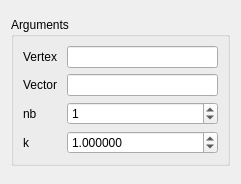
First picture: the form in src/HEXABLOCKGUI/MakeSpherical_QTD.ui, repository SalomePlatform/hexablock, before the edit.
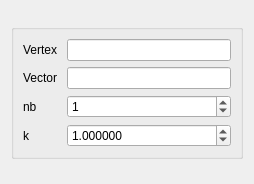
Second picture: the form after the edit.

```diff
--- a/src/HEXABLOCKGUI/MakeSpherical_QTD.ui
+++ b/src/HEXABLOCKGUI/MakeSpherical_QTD.ui
@@ -6,7 +6,7 @@
    <rect>
     <x>0</x>
     <y>0</y>
-    <width>241</width>
+    <width>254</width>
     <height>184</height>
    </rect>
   </property>
@@ -29,7 +29,7 @@
       </sizepolicy>
      </property>
      <property name="title">
-      <string>Arguments</string>
+      <string/>
      </property>
      <layout class="QFormLayout" name="formLayout">
       <item row="0" column="0">
```
